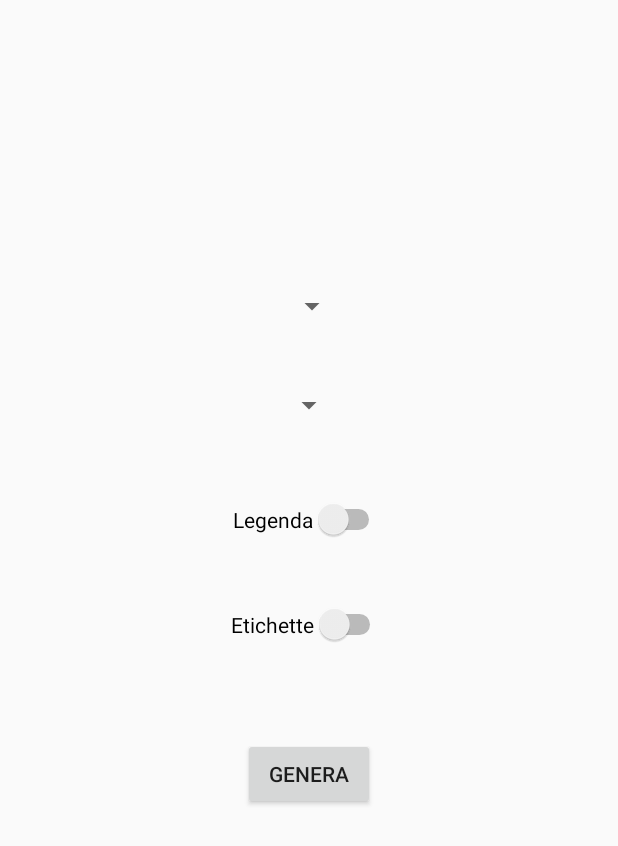
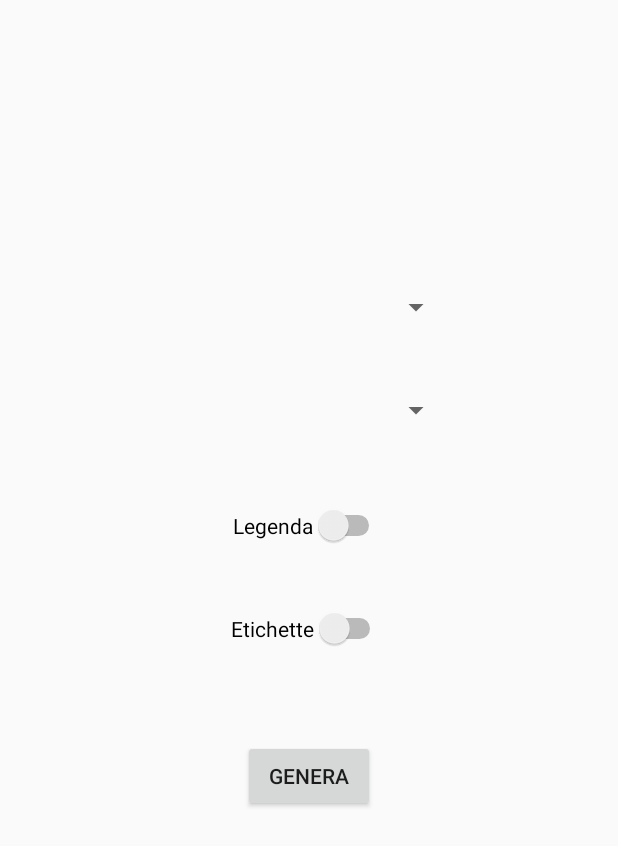
Before and after one commit to anCx04/JaranofMPChartSample, an Android app: the layout activity_main.xml on its own in the app's theme, with its tools: preview values and no code run, on a phone screen of 412 x 824 dp. Shown: the top 846 px of the screen. Run offline under Robolectric (Android 15) with nearby library versions, the phone set to English and light mode, and no system bars; network calls fail.

```diff
--- a/app/src/main/res/layout/activity_main.xml
+++ b/app/src/main/res/layout/activity_main.xml
@@ -9,11 +9,11 @@
 
     <Spinner
         android:id="@+id/spChartSelection"
-        android:layout_width="wrap_content"
-        android:layout_height="wrap_content"
-        android:layout_marginStart="181dp"
+        android:layout_width="190dp"
+        android:layout_height="28dp"
+        android:layout_marginStart="180dp"
         android:layout_marginTop="16dp"
-        android:layout_marginEnd="182dp"
+        android:layout_marginEnd="180dp"
         android:layout_marginBottom="20dp"
         android:text="Hello World!"
         app:layout_constraintBottom_toTopOf="@+id/swEnableLegend"
@@ -23,9 +23,9 @@
 
     <Spinner
         android:id="@+id/spChartArgument"
-        android:layout_width="wrap_content"
-        android:layout_height="wrap_content"
-        android:layout_marginStart="183dp"
+        android:layout_width="190dp"
+        android:layout_height="28dp"
+        android:layout_marginStart="180dp"
         android:layout_marginTop="181dp"
         android:layout_marginEnd="180dp"
         android:layout_marginBottom="16dp"
```
